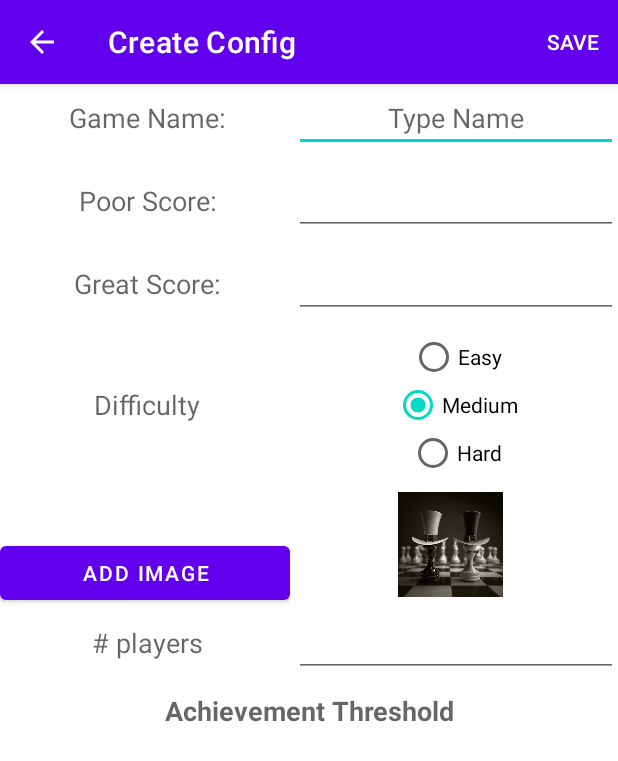
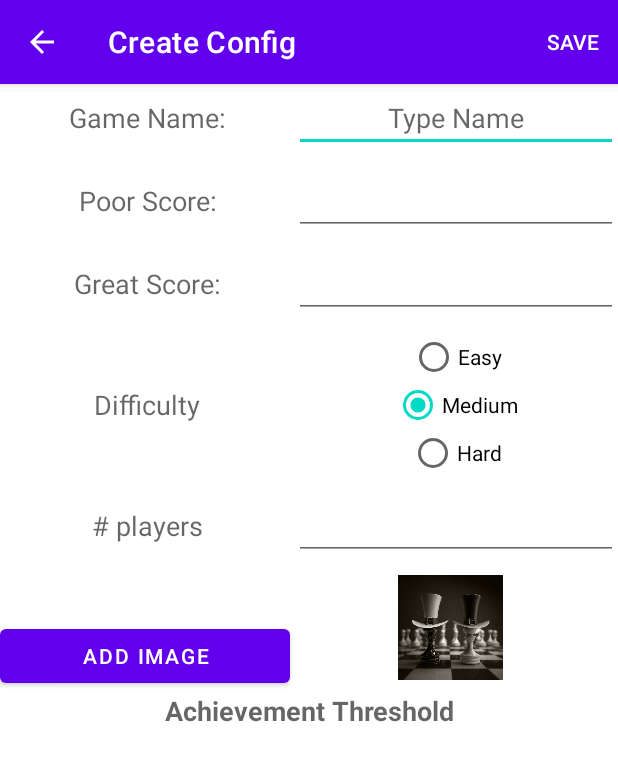
Before and after one commit to Banpreet-Aulakh/AndroidGroupProject, an Android app: the EditConfigActivity screen opened directly, with no data from a screen before it, on a phone screen of 412 x 824 dp. Shown: the top 761 px of the screen. Run offline under Robolectric (Android 15) with nearby library versions, the phone set to English and light mode, and no system bars.

Commit message:
Readded Image button and Image back into edit_config_layout

```diff
--- a/app/src/main/res/layout/activity_edit_config.xml
+++ b/app/src/main/res/layout/activity_edit_config.xml
@@ -5,7 +5,10 @@
     android:layout_width="match_parent"
     android:layout_height="match_parent"
     tools:context=".EditConfigActivity">
-
+    <ScrollView
+        android:layout_width="match_parent"
+        android:layout_height="match_parent"
+        android:scrollbars="none">
         <TableLayout
             android:id="@+id/tableLayout"
             android:layout_width="match_parent"
@@ -112,25 +115,6 @@
             </TableRow>
 
             <TableRow
-            android:layout_width="wrap_content"
-            android:layout_height="wrap_content">
-
-            <Button
-                android:id="@+id/addBoxPictureButton"
-                android:layout_width="wrap_content"
-                android:layout_height="wrap_content"
-                android:layout_marginTop="30dp"
-                android:text="@string/takepic" />
-
-            <ImageView
-                android:id="@+id/boxImagePreview"
-                android:layout_width="70dp"
-                android:layout_height="70dp"
-                tools:srcCompat="@tools:sample/avatars" />
-
-        </TableRow>
-
-        <TableRow
                 android:layout_width="match_parent"
                 android:layout_height="match_parent"
                 android:paddingBottom="10dp">
@@ -157,6 +141,25 @@
 
             <TableRow
                 android:layout_width="match_parent"
+                android:layout_height="match_parent">
+
+                <Button
+                    android:id="@+id/addBoxPictureButton"
+                    android:layout_width="wrap_content"
+                    android:layout_height="wrap_content"
+                    android:layout_marginTop="30dp"
+                    android:text="@string/takepic" />
+
+                <ImageView
+                    android:id="@+id/boxImagePreview"
+                    android:layout_width="70dp"
+                    android:layout_height="70dp"
+                    tools:srcCompat="@tools:sample/avatars" />
+
+            </TableRow>
+
+            <TableRow
+                android:layout_width="match_parent"
                 android:layout_height="match_parent"
                 android:gravity="center">
 
@@ -174,18 +177,26 @@
             <TableRow
                 android:layout_width="match_parent"
                 android:layout_height="match_parent"
-            android:gravity="center">
+                android:collapseColumns="1"
+                android:gravity="bottom|clip_horizontal|clip_vertical|fill"
+                android:orientation="horizontal">
+
                 <ListView
                     android:id="@+id/listViewAchievements"
                     android:layout_width="match_parent"
-                    android:layout_height="match_parent"
-                    android:foregroundGravity="center">
+                    android:layout_height="255dp"
+                    android:layout_marginTop="20dp"
+                    android:layout_column="0"
+                    android:layout_weight="1"
+                    android:foregroundGravity="center"
+                    android:nestedScrollingEnabled="true">
 
                 </ListView>
 
             </TableRow>
 
         </TableLayout>
+    </ScrollView>
 
 
 
```
Lines whose indentation alone changed are shown as unchanged.
